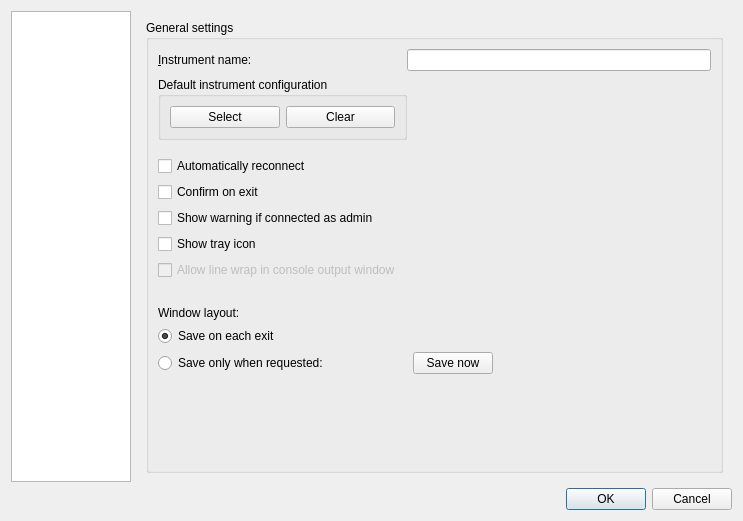
mlz-ictrl/nicos, file nicos/clients/gui/dialogs/settings.ui: the form before one commit.
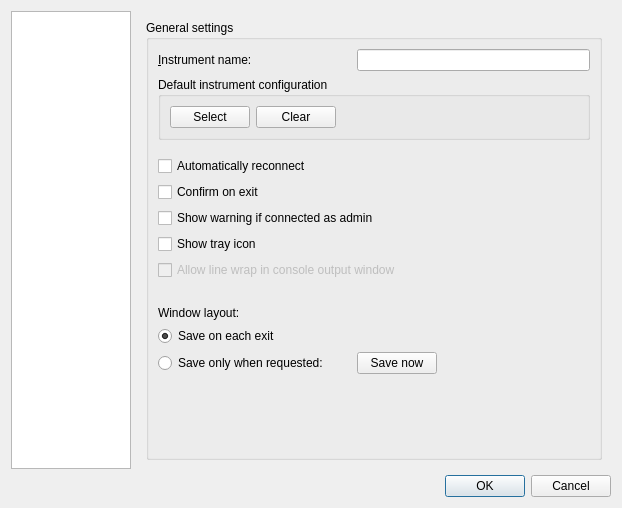
The form after the commit.

Commit message: gui: fixup settings dialog layout

What changed in the file:
```diff
--- a/nicos/clients/gui/dialogs/settings.ui
+++ b/nicos/clients/gui/dialogs/settings.ui
@@ -6,8 +6,8 @@
    <rect>
     <x>0</x>
     <y>0</y>
-    <width>743</width>
-    <height>521</height>
+    <width>622</width>
+    <height>508</height>
    </rect>
   </property>
   <property name="windowTitle">
@@ -33,20 +33,30 @@
           <string>General settings</string>
          </property>
          <layout class="QGridLayout" name="gridLayout_3">
-          <item row="7" column="0" colspan="2">
-           <widget class="QCheckBox" name="warnWhenAdmin">
-            <property name="text">
-             <string>Show warning if connected as admin</string>
-            </property>
-           </widget>
-          </item>
-          <item row="13" column="0" colspan="2">
+          <item row="14" column="0">
            <widget class="QRadioButton" name="manualSaveLayout">
             <property name="text">
              <string>Save only when requested:       </string>
             </property>
            </widget>
           </item>
+          <item row="10" column="0" colspan="3">
+           <widget class="QCheckBox" name="allowOutputLineWrap">
+            <property name="enabled">
+             <bool>false</bool>
+            </property>
+            <property name="text">
+             <string>Allow line wrap in console output window</string>
+            </property>
+           </widget>
+          </item>
+          <item row="8" column="0" colspan="2">
+           <widget class="QCheckBox" name="warnWhenAdmin">
+            <property name="text">
+             <string>Show warning if connected as admin</string>
+            </property>
+           </widget>
+          </item>
           <item row="0" column="0">
            <widget class="QLabel" name="label_2">
             <property name="text">
@@ -57,14 +67,14 @@
             </property>
            </widget>
           </item>
-          <item row="11" column="0">
+          <item row="12" column="0">
            <widget class="QLabel" name="label">
             <property name="text">
              <string>Window layout:</string>
             </property>
            </widget>
           </item>
-          <item row="10" column="0">
+          <item row="11" column="0">
            <spacer name="verticalSpacer_3">
             <property name="orientation">
              <enum>Qt::Vertical</enum>
@@ -80,17 +90,7 @@
             </property>
            </spacer>
           </item>
-          <item row="9" column="0">
-           <widget class="QCheckBox" name="allowOutputLineWrap">
-            <property name="enabled">
-             <bool>false</bool>
-            </property>
-            <property name="text">
-             <string>Allow line wrap in console output window</string>
-            </property>
-           </widget>
-          </item>
-          <item row="12" column="0" colspan="2">
+          <item row="13" column="0" colspan="2">
            <widget class="QRadioButton" name="autoSaveLayout">
             <property name="text">
              <string>Save on each exit</string>
@@ -100,21 +100,21 @@
             </property>
            </widget>
           </item>
-          <item row="6" column="0">
+          <item row="7" column="0">
            <widget class="QCheckBox" name="confirmExit">
             <property name="text">
              <string>Confirm on exit</string>
             </property>
            </widget>
           </item>
-          <item row="5" column="0" colspan="2">
+          <item row="6" column="0" colspan="2">
            <widget class="QCheckBox" name="autoReconnect">
             <property name="text">
              <string>Automatically reconnect</string>
             </property>
            </widget>
           </item>
-          <item row="4" column="0">
+          <item row="5" column="0">
            <spacer name="verticalSpacer_5">
             <property name="orientation">
              <enum>Qt::Vertical</enum>
@@ -130,7 +130,7 @@
             </property>
            </spacer>
           </item>
-          <item row="8" column="0">
+          <item row="9" column="0">
            <widget class="QCheckBox" name="showTrayIcon">
             <property name="text">
              <string>Show tray icon</string>
@@ -147,7 +147,7 @@
             </property>
            </widget>
           </item>
-          <item row="14" column="0">
+          <item row="15" column="0">
            <spacer name="verticalSpacer_2">
             <property name="orientation">
              <enum>Qt::Vertical</enum>
@@ -160,7 +160,23 @@
             </property>
            </spacer>
           </item>
-          <item row="13" column="2">
+          <item row="14" column="3">
+           <spacer name="horizontalSpacer">
+            <property name="orientation">
+             <enum>Qt::Horizontal</enum>
+            </property>
+            <property name="sizeType">
+             <enum>QSizePolicy::Expanding</enum>
+            </property>
+            <property name="sizeHint" stdset="0">
+             <size>
+              <width>40</width>
+              <height>20</height>
+             </size>
+            </property>
+           </spacer>
+          </item>
+          <item row="14" column="1" colspan="2">
            <widget class="QPushButton" name="saveLayoutBtn">
             <property name="sizePolicy">
              <sizepolicy hsizetype="Fixed" vsizetype="Fixed">
@@ -173,7 +189,7 @@
             </property>
            </widget>
           </item>
-          <item row="1" column="0" colspan="2">
+          <item row="1" column="0" colspan="4">
            <widget class="QGroupBox" name="groupInstrConfig">
             <property name="title">
              <string>Default instrument configuration</string>
@@ -199,25 +215,22 @@
                </property>
               </widget>
              </item>
+             <item>
+              <spacer name="horizontalSpacer_3">
+               <property name="orientation">
+                <enum>Qt::Horizontal</enum>
+               </property>
+               <property name="sizeHint" stdset="0">
+                <size>
+                 <width>0</width>
+                 <height>0</height>
+                </size>
+               </property>
+              </spacer>
+             </item>
             </layout>
            </widget>
           </item>
-          <item row="13" column="3">
-           <spacer name="horizontalSpacer">
-            <property name="orientation">
-             <enum>Qt::Horizontal</enum>
-            </property>
-            <property name="sizeType">
-             <enum>QSizePolicy::Expanding</enum>
-            </property>
-            <property name="sizeHint" stdset="0">
-             <size>
-              <width>40</width>
-              <height>20</height>
-             </size>
-            </property>
-           </spacer>
-          </item>
          </layout>
         </widget>
        </item>
```
Left out of the diff: 4 changed lines with no effect on the pictures.
